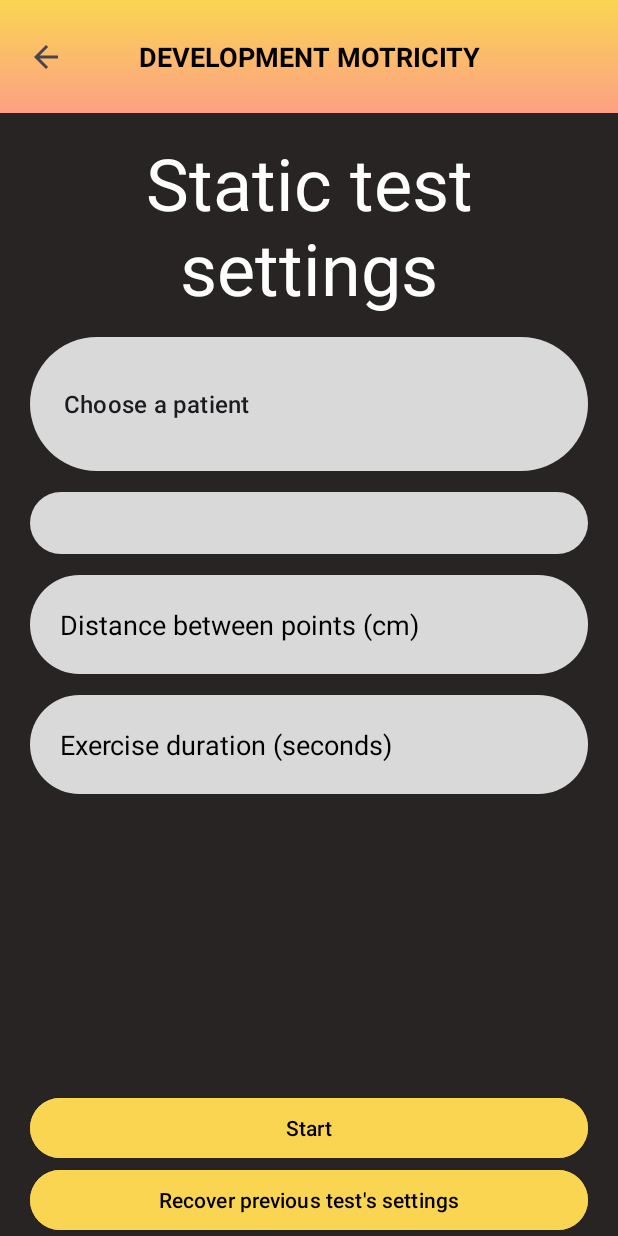
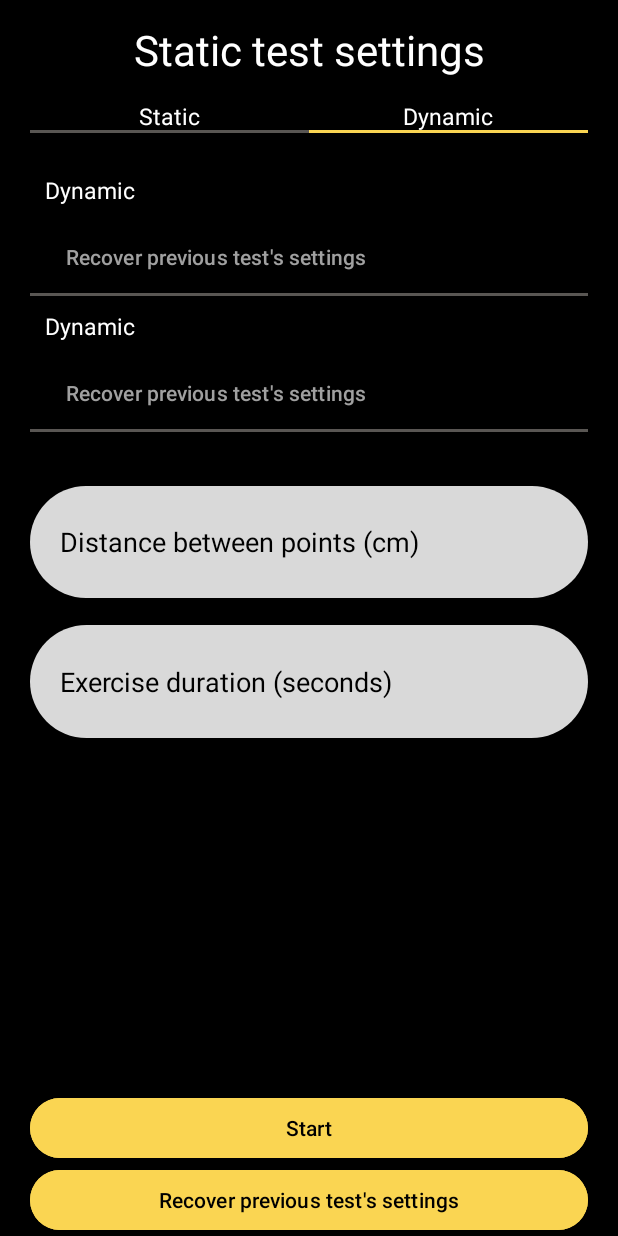
Before and after one commit to RGouaud/MotricityExercices, an Android app: the screen it shows after launch (ExercisesSettingsActivity), after a tap on "Static Exercice", on a phone screen of 412 x 824 dp. Run offline under Robolectric (Android 15) with nearby library versions, the phone set to English and light mode, and no system bars; 5 statements that could not run were skipped.

Commit message:
debut du changement ui

```diff
--- a/app/src/main/res/layout/activity_exercises_settings.xml
+++ b/app/src/main/res/layout/activity_exercises_settings.xml
@@ -13,49 +13,130 @@
         android:orientation="vertical"
         app:layout_constraintTop_toTopOf="parent">
 
-        <include
-            layout="@layout/header_layout"
-            android:layout_width="match_parent"
-            android:layout_height="match_parent"
-            android:layout_weight="20" />
-
         <LinearLayout
             android:layout_width="match_parent"
             android:layout_height="match_parent"
-            android:layout_weight="2"
-            android:background="#282424"
+            android:layout_weight="1"
+            android:background="#000000"
             android:gravity="center"
             android:orientation="vertical"
             android:paddingHorizontal="20dp">
 
+
             <TextView
                 android:id="@+id/tv_settings_title"
                 android:layout_width="match_parent"
-                android:layout_height="wrap_content"
+                android:layout_height="30dp"
                 android:layout_weight="1"
                 android:gravity="center"
+                android:text="Exercices"
                 android:textColor="#ffffff"
-                android:textSize="48sp" />
+                android:textSize="28sp" />
 
-            <Spinner
-                android:id="@+id/s_patient"
+
+
+            <LinearLayout
                 android:layout_width="match_parent"
-                android:layout_height="wrap_content"
-                android:layout_weight="1"
-                android:background="@drawable/edit_text_rounded"
-                android:hint="@string/set_your_text_here" />
+                android:layout_height="20dp"
+                >
+
+                <TextView
+                    android:id="@+id/tv_static_title"
+                    android:layout_width="match_parent"
+                    android:layout_height="20dp"
+                    android:layout_weight="1"
+                    android:gravity="center"
+                    android:text="Static"
+                    android:textColor="#ffffff"
+                    android:textSize="15sp" />
+
+                <TextView
+                    android:id="@+id/tv_dynamic_title"
+                    android:layout_width="match_parent"
+                    android:layout_height="20dp"
+                    android:layout_weight="1"
+                    android:gravity="center"
+                    android:text="Dynamic"
+                    android:textColor="#ffffff"
+                    android:textSize="15sp" />
+
+
+            </LinearLayout>
+
+            <LinearLayout
+                android:layout_width="match_parent"
+                android:layout_height="2dp"
+                >
+                <LinearLayout
+                    android:layout_width="match_parent"
+                    android:layout_height="match_parent"
+                    android:background="#595653"
+                    android:layout_weight="10"/>
+                <LinearLayout
+                    android:layout_width="match_parent"
+                    android:layout_height="match_parent"
+                    android:background="#FAD552"
+                    android:layout_weight="10"/>
+
+            </LinearLayout>
 
             <Space
                 android:layout_width="match_parent"
                 android:layout_height="wrap_content"
                 android:layout_weight="0.5" />
 
-            <Spinner
-                android:id="@+id/s_manipulator"
+            <TextView
+                android:id="@+id/tv_dynamic_title"
+                android:layout_width="match_parent"
+                android:layout_height="4dp"
+                android:layout_weight="1"
+                android:paddingLeft="10dp"
+                android:gravity="left|center"
+                android:text="Dynamic"
+                android:textColor="#ffffff"
+                android:textSize="15sp" />
+            <Button
+                android:id="@+id/b_recover"
                 android:layout_width="match_parent"
                 android:layout_height="wrap_content"
+                android:backgroundTint="#000000"
+                android:gravity="left|center"
+                android:text="@string/recover_previous_test_s_settings"
+                android:textColor="#A0A0A0" />
+
+            <LinearLayout
+                android:layout_width="match_parent"
+                android:layout_height="2dp"
+                android:background="#595653" />
+
+            <TextView
+                android:id="@+id/tv_dynamic_title"
+                android:layout_width="match_parent"
+                android:layout_height="4dp"
                 android:layout_weight="1"
-                android:background="@drawable/edit_text_rounded" />
+                android:paddingLeft="10dp"
+                android:gravity="left|center"
+                android:text="Dynamic"
+                android:textColor="#ffffff"
+                android:textSize="15sp" />
+            <Button
+                android:id="@+id/b_recover"
+                android:layout_width="match_parent"
+                android:layout_height="wrap_content"
+                android:backgroundTint="#000000"
+                android:gravity="left|center"
+                android:text="@string/recover_previous_test_s_settings"
+                android:textColor="#A0A0A0" />
+
+            <LinearLayout
+                android:layout_width="match_parent"
+                android:layout_height="2dp"
+                android:background="#595653" />
+
+            <Space
+                android:layout_width="match_parent"
+                android:layout_height="wrap_content"
+                android:layout_weight="0.5" />
 
             <Space
                 android:layout_width="match_parent"
--- /dev/null
+++ b/app/src/main/res/layout/activity_list_of_patients.xml
@@ -0,0 +1,14 @@
+<?xml version="1.0" encoding="utf-8"?>
+<androidx.constraintlayout.widget.ConstraintLayout xmlns:android="http://schemas.android.com/apk/res/android"
+    android:layout_width="match_parent"
+    android:layout_height="match_parent">
+
+    <TextView
+        android:id="@+id/title"
+        android:layout_width="wrap_content"
+        android:layout_height="wrap_content"
+        android:text="test"
+        android:textSize="20sp"
+        />
+
+</androidx.constraintlayout.widget.ConstraintLayout>
```
